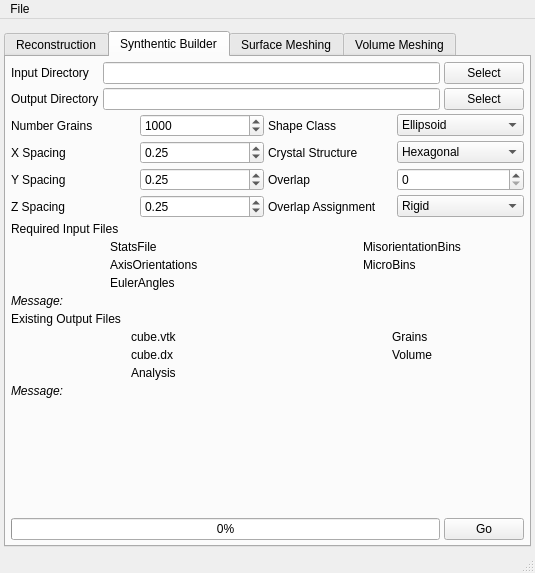
Before: the Qt Designer form Source/AIM/GUI/UI_Files/RepresentationUI.ui in BlueQuartzSoftware/DREAM3D, drawn with Qt 5.
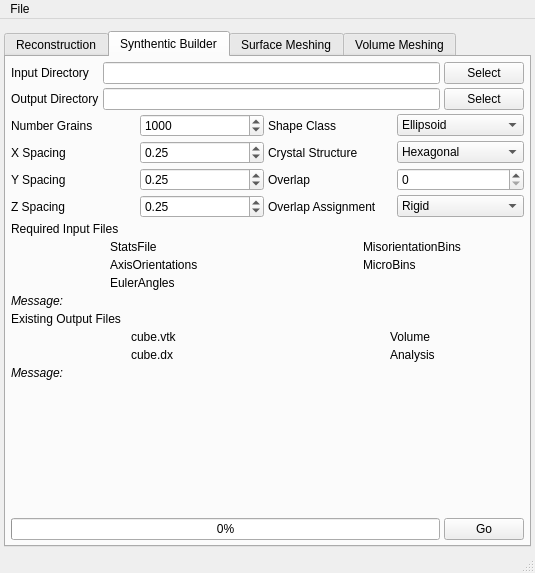
After: the same form once the commit is applied. The open tabs and pages were chosen to show the change. Icons and pictures are not drawn.

Commit message: Removing the Grains.txt file from the Reconstruction and Grain Builder tabs and support code

Patch:
```diff
--- a/Source/AIM/GUI/UI_Files/RepresentationUI.ui
+++ b/Source/AIM/GUI/UI_Files/RepresentationUI.ui
@@ -1079,23 +1079,6 @@
               </property>
              </widget>
             </item>
-            <item row="3" column="1">
-             <widget class="QLabel" name="gg_AnalysisFile">
-              <property name="text">
-               <string>Analysis</string>
-              </property>
-             </widget>
-            </item>
-            <item row="3" column="0">
-             <widget class="QLabel" name="gg_AnalysisFileIcon">
-              <property name="text">
-               <string/>
-              </property>
-              <property name="pixmap">
-               <pixmap resource="../../../../Resources/icons/images/Icons.qrc">:/Delete-16x16.png</pixmap>
-              </property>
-             </widget>
-            </item>
             <item row="2" column="0">
              <widget class="QLabel" name="gg_CubeDxFileIcon">
               <property name="text">
@@ -1133,23 +1116,6 @@
              <number>4</number>
             </property>
             <item row="0" column="0">
-             <widget class="QLabel" name="gg_GrainsFileIcon">
-              <property name="text">
-               <string/>
-              </property>
-              <property name="pixmap">
-               <pixmap resource="../../../../Resources/icons/images/Icons.qrc">:/Delete-16x16.png</pixmap>
-              </property>
-             </widget>
-            </item>
-            <item row="0" column="1">
-             <widget class="QLabel" name="gg_GrainsFile">
-              <property name="text">
-               <string>Grains</string>
-              </property>
-             </widget>
-            </item>
-            <item row="1" column="0">
              <widget class="QLabel" name="gg_VolumeFileIcon">
               <property name="text">
                <string/>
@@ -1159,13 +1125,30 @@
               </property>
              </widget>
             </item>
-            <item row="1" column="1">
+            <item row="0" column="1">
              <widget class="QLabel" name="gg_VolumeFile">
               <property name="text">
                <string>Volume</string>
               </property>
              </widget>
             </item>
+            <item row="1" column="0">
+             <widget class="QLabel" name="gg_AnalysisFileIcon">
+              <property name="text">
+               <string/>
+              </property>
+              <property name="pixmap">
+               <pixmap resource="../../../../Resources/icons/images/Icons.qrc">:/Delete-16x16.png</pixmap>
+              </property>
+             </widget>
+            </item>
+            <item row="1" column="1">
+             <widget class="QLabel" name="gg_AnalysisFile">
+              <property name="text">
+               <string>Analysis</string>
+              </property>
+             </widget>
+            </item>
            </layout>
           </item>
           <item row="2" column="0" colspan="2">
```
Left out of the diff: 19 changed lines with no effect on the pictures. The commit also changes 4 other files.
